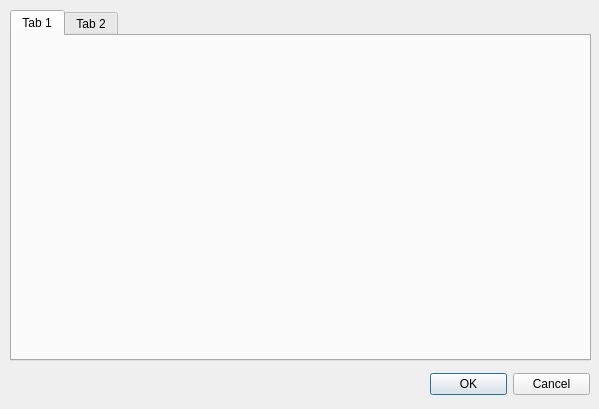
The window that openlp/resources/forms/settings.ui (zonArt/openlp) describes before a commit, drawn with Qt 5.
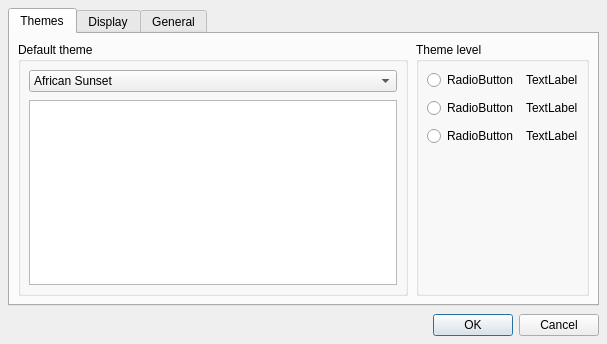
The same window after the commit.

Commit message: Added a basic ThemeWizard, added more images, updated SettingsForm

What changed in the file:
```diff
--- a/openlp/resources/forms/settings.ui
+++ b/openlp/resources/forms/settings.ui
@@ -5,74 +5,195 @@
    <rect>
     <x>0</x>
     <y>0</y>
-    <width>599</width>
-    <height>409</height>
+    <width>607</width>
+    <height>344</height>
    </rect>
   </property>
   <property name="windowTitle" >
    <string>Settings</string>
   </property>
-  <widget class="QDialogButtonBox" name="buttonBox" >
-   <property name="geometry" >
-    <rect>
-     <x>430</x>
-     <y>370</y>
-     <width>160</width>
-     <height>28</height>
-    </rect>
+  <layout class="QVBoxLayout" name="SettingsLayout" >
+   <property name="spacing" >
+    <number>8</number>
    </property>
-   <property name="maximumSize" >
-    <size>
-     <width>341</width>
-     <height>16777215</height>
-    </size>
+   <property name="margin" >
+    <number>8</number>
    </property>
-   <property name="orientation" >
-    <enum>Qt::Horizontal</enum>
-   </property>
-   <property name="standardButtons" >
-    <set>QDialogButtonBox::Cancel|QDialogButtonBox::Ok</set>
-   </property>
-  </widget>
-  <widget class="QTabWidget" name="tabWidget" >
-   <property name="geometry" >
-    <rect>
-     <x>10</x>
-     <y>10</y>
-     <width>581</width>
-     <height>351</height>
-    </rect>
-   </property>
-   <property name="currentIndex" >
-    <number>0</number>
-   </property>
-   <widget class="QWidget" name="ThemesTab" >
-    <property name="geometry" >
-     <rect>
-      <x>0</x>
-      <y>0</y>
-      <width>577</width>
-      <height>323</height>
-     </rect>
-    </property>
-    <attribute name="title" >
-     <string>Tab 1</string>
-    </attribute>
-   </widget>
-   <widget class="QWidget" name="DisplayTab" >
-    <property name="geometry" >
-     <rect>
-      <x>0</x>
-      <y>0</y>
-      <width>577</width>
-      <height>323</height>
-     </rect>
-    </property>
-    <attribute name="title" >
-     <string>Tab 2</string>
-    </attribute>
-   </widget>
-  </widget>
+   <item>
+    <widget class="QTabWidget" name="SettingsTabWidget" >
+     <property name="currentIndex" >
+      <number>0</number>
+     </property>
+     <widget class="QWidget" name="ThemesTab" >
+      <attribute name="title" >
+       <string>Themes</string>
+      </attribute>
+      <layout class="QHBoxLayout" name="ThemesTabLayout" >
+       <property name="spacing" >
+        <number>8</number>
+       </property>
+       <property name="margin" >
+        <number>8</number>
+       </property>
+       <item>
+        <widget class="QGroupBox" name="DefaultGroupBox" >
+         <property name="title" >
+          <string>Default theme</string>
+         </property>
+         <layout class="QVBoxLayout" name="DefaultGroupBoxLayout" >
+          <property name="spacing" >
+           <number>8</number>
+          </property>
+          <property name="margin" >
+           <number>8</number>
+          </property>
+          <item>
+           <widget class="QComboBox" name="DefaultComboBox" >
+            <item>
+             <property name="text" >
+              <string>African Sunset</string>
+             </property>
+            </item>
+            <item>
+             <property name="text" >
+              <string>Snowy Mountains</string>
+             </property>
+            </item>
+            <item>
+             <property name="text" >
+              <string>Wilderness</string>
+             </property>
+            </item>
+           </widget>
+          </item>
+          <item>
+           <widget class="QListView" name="DefaultListView" />
+          </item>
+         </layout>
+        </widget>
+       </item>
+       <item>
+        <widget class="QGroupBox" name="LevelGroupBox" >
+         <property name="title" >
+          <string>Theme level</string>
+         </property>
+         <layout class="QFormLayout" name="formLayout" >
+          <property name="labelAlignment" >
+           <set>Qt::AlignLeading|Qt::AlignLeft|Qt::AlignTop</set>
+          </property>
+          <property name="formAlignment" >
+           <set>Qt::AlignLeading|Qt::AlignLeft|Qt::AlignTop</set>
+          </property>
+          <property name="horizontalSpacing" >
+           <number>8</number>
+          </property>
+          <property name="verticalSpacing" >
+           <number>8</number>
+          </property>
+          <property name="margin" >
+           <number>8</number>
+          </property>
+          <item row="0" column="0" >
+           <widget class="QRadioButton" name="radioButton" >
+            <property name="text" >
+             <string>RadioButton</string>
+            </property>
+           </widget>
+          </item>
+          <item row="0" column="1" >
+           <widget class="QLabel" name="label" >
+            <property name="text" >
+             <string>TextLabel</string>
+            </property>
+           </widget>
+          </item>
+          <item row="1" column="0" >
+           <widget class="QRadioButton" name="radioButton_2" >
+            <property name="text" >
+             <string>RadioButton</string>
+            </property>
+           </widget>
+          </item>
+          <item row="1" column="1" >
+           <widget class="QLabel" name="label_2" >
+            <property name="text" >
+             <string>TextLabel</string>
+            </property>
+           </widget>
+          </item>
+          <item row="2" column="0" >
+           <widget class="QRadioButton" name="radioButton_3" >
+            <property name="text" >
+             <string>RadioButton</string>
+            </property>
+           </widget>
+          </item>
+          <item row="2" column="1" >
+           <widget class="QLabel" name="label_3" >
+            <property name="text" >
+             <string>TextLabel</string>
+            </property>
+           </widget>
+          </item>
+         </layout>
+        </widget>
+       </item>
+      </layout>
+     </widget>
+     <widget class="QWidget" name="DisplayTab" >
+      <attribute name="title" >
+       <string>Display</string>
+      </attribute>
+     </widget>
+     <widget class="QWidget" name="GeneralTab" >
+      <attribute name="title" >
+       <string>General</string>
+      </attribute>
+     </widget>
+    </widget>
+   </item>
+   <item>
+    <widget class="QWidget" native="1" name="ButtonsBar" >
+     <layout class="QHBoxLayout" name="ButtonsLayout" >
+      <property name="spacing" >
+       <number>0</number>
+      </property>
+      <property name="margin" >
+       <number>0</number>
+      </property>
+      <item>
+       <spacer name="ButtonsSpacer" >
+        <property name="orientation" >
+         <enum>Qt::Horizontal</enum>
+        </property>
+        <property name="sizeHint" stdset="0" >
+         <size>
+          <width>40</width>
+          <height>20</height>
+         </size>
+        </property>
+       </spacer>
+      </item>
+      <item>
+       <widget class="QDialogButtonBox" name="ButtonsBox" >
+        <property name="maximumSize" >
+         <size>
+          <width>341</width>
+          <height>16777215</height>
+         </size>
+        </property>
+        <property name="orientation" >
+         <enum>Qt::Horizontal</enum>
+        </property>
+        <property name="standardButtons" >
+         <set>QDialogButtonBox::Cancel|QDialogButtonBox::Ok</set>
+        </property>
+       </widget>
+      </item>
+     </layout>
+    </widget>
+   </item>
+  </layout>
  </widget>
  <resources/>
  <connections>
```
Left out of the diff: 16 changed lines with no effect on the pictures. The commit also changes 10 other files.
